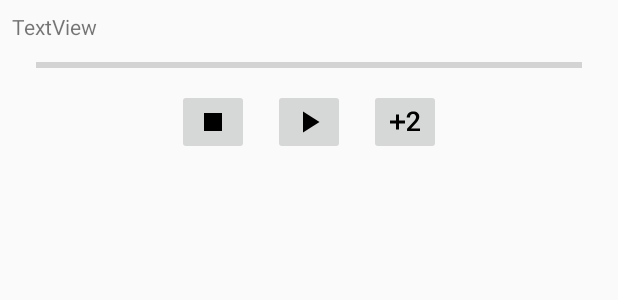
After one commit to Frejasari/mzuzu, an Android app: the layout meditating_notification.xml on its own in the app's theme, with its tools: preview values and no code run, on a phone screen of 412 x 824 dp. The commit adds this screen. Shown: the top 300 px of the screen. Run offline under Robolectric (Android 15) with nearby library versions, the phone set to English and light mode, and no system bars.

Commit message:
add MeditationNotification

```diff
--- a/app/src/main/AndroidManifest.xml
+++ b/app/src/main/AndroidManifest.xml
@@ -21,6 +21,7 @@
         </activity>
         <service android:name=".MeditationTimerService">
         </service>
+        <service android:name=".NotificationIntentService" />
     </application>
 
 </manifest>
--- /dev/null
+++ b/app/src/main/res/layout/meditating_notification.xml
@@ -0,0 +1,75 @@
+<?xml version="1.0" encoding="utf-8"?>
+<android.support.constraint.ConstraintLayout
+    xmlns:android="http://schemas.android.com/apk/res/android"
+    xmlns:app="http://schemas.android.com/apk/res-auto"
+    xmlns:tools="http://schemas.android.com/tools"
+    android:layout_width="match_parent"
+    android:layout_height="wrap_content">
+
+    <ImageButton
+        android:id="@+id/plusButton"
+        android:layout_width="wrap_content"
+        android:layout_height="wrap_content"
+        android:layout_marginEnd="8dp"
+        android:layout_marginStart="8dp"
+        app:layout_constraintBottom_toBottomOf="@+id/playButton"
+        app:layout_constraintEnd_toEndOf="parent"
+        app:layout_constraintStart_toEndOf="@+id/playButton"
+        app:layout_constraintTop_toTopOf="@+id/playButton"
+        app:layout_constraintVertical_bias="0.0"
+        app:srcCompat="@drawable/ic_exposure_plus_2"/>
+
+    <ImageButton
+        android:id="@+id/playButton"
+        android:layout_width="wrap_content"
+        android:layout_height="wrap_content"
+        android:layout_marginBottom="8dp"
+        android:layout_marginEnd="8dp"
+        android:layout_marginStart="8dp"
+        android:layout_marginTop="8dp"
+        app:layout_constraintBottom_toBottomOf="parent"
+        app:layout_constraintEnd_toStartOf="@+id/plusButton"
+        app:layout_constraintStart_toEndOf="@+id/stopButton"
+        app:layout_constraintTop_toBottomOf="@id/timeBar"
+        app:srcCompat="@drawable/ic_play_arrow"/>
+
+    <ImageButton
+        android:id="@+id/stopButton"
+        android:layout_width="wrap_content"
+        android:layout_height="wrap_content"
+        android:layout_marginEnd="8dp"
+        android:layout_marginStart="8dp"
+        app:layout_constraintBottom_toBottomOf="@+id/playButton"
+        app:layout_constraintEnd_toStartOf="@+id/playButton"
+        app:layout_constraintHorizontal_chainStyle="packed"
+        app:layout_constraintStart_toStartOf="parent"
+        app:layout_constraintTop_toTopOf="@+id/playButton"
+        app:srcCompat="@drawable/ic_stop"/>
+
+    <ProgressBar
+        android:id="@+id/timeBar"
+        style="@style/Widget.AppCompat.ProgressBar.Horizontal"
+        android:layout_width="0dp"
+        android:layout_height="wrap_content"
+        android:layout_marginEnd="24dp"
+        android:layout_marginStart="24dp"
+        android:layout_marginTop="8dp"
+        app:layout_constraintBottom_toTopOf="@id/playButton"
+        app:layout_constraintEnd_toEndOf="parent"
+        app:layout_constraintHorizontal_bias="0.0"
+        app:layout_constraintStart_toStartOf="parent"
+        app:layout_constraintTop_toBottomOf="@+id/textView"/>
+
+    <TextView
+        android:id="@+id/textView"
+        android:layout_width="0dp"
+        android:layout_height="wrap_content"
+        android:layout_marginEnd="8dp"
+        android:layout_marginStart="8dp"
+        android:layout_marginTop="8dp"
+        android:text="TextView"
+        app:layout_constraintBottom_toTopOf="@id/timeBar"
+        app:layout_constraintEnd_toEndOf="parent"
+        app:layout_constraintStart_toStartOf="parent"
+        app:layout_constraintTop_toTopOf="parent"/>
+</android.support.constraint.ConstraintLayout>
```
Also changed, not shown: app/src/main/java/de/sari/mzuzu/MainActivity.kt (+7 -3 lines), app/src/main/java/de/sari/mzuzu/MeditationNotification.kt (added, +93 -0 lines), app/src/main/java/de/sari/mzuzu/MeditationTimer.kt (+30 -24 lines), app/src/main/java/de/sari/mzuzu/MeditationTimerService.kt (+123 -12 lines), app/src/main/res/layout/med_notification.xml (added, +59 -0 lines), app/src/main/res/drawable/ic_launcher.png (added).
